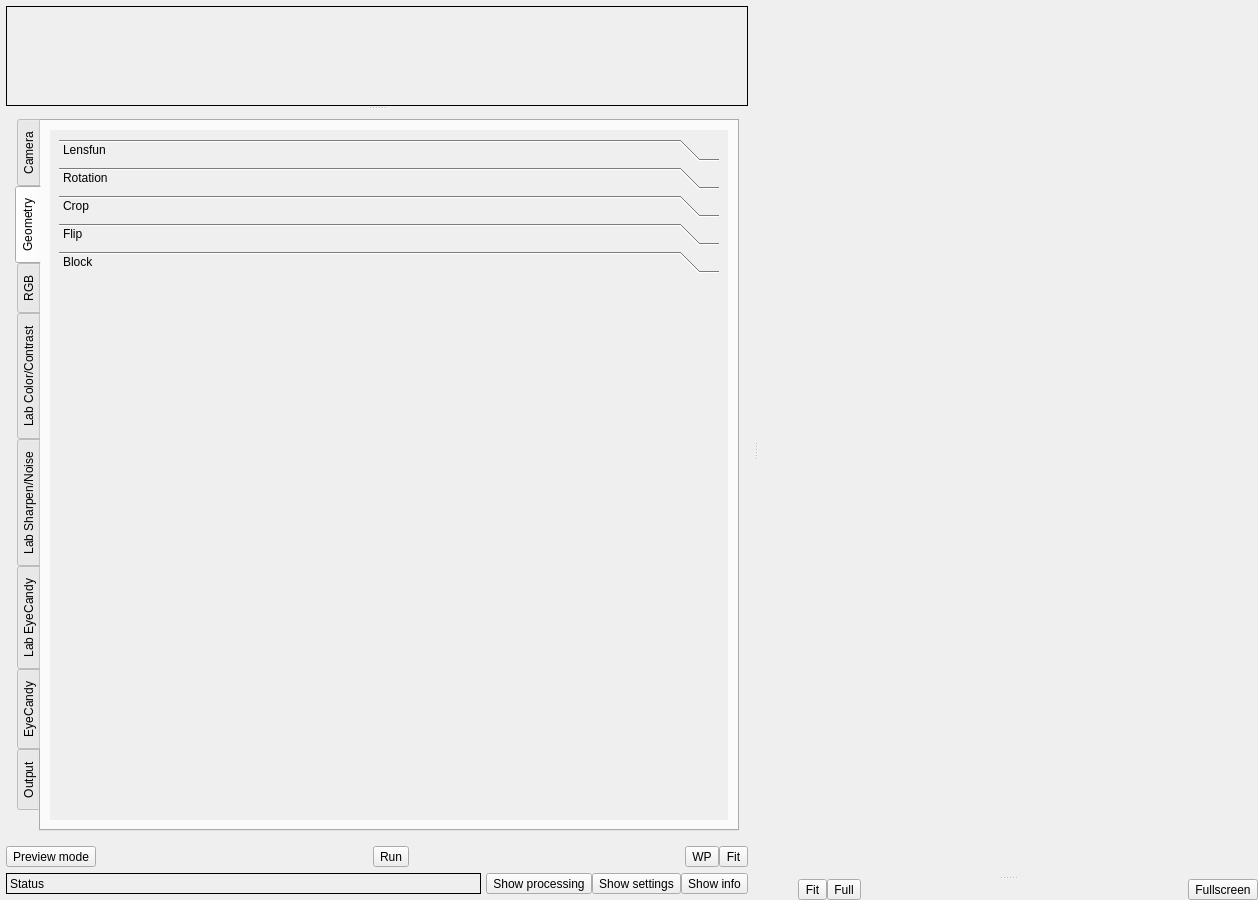
Above: Sources/ptMainWindow.ui from dzz007/photivo before the change. Below: the same form after it.
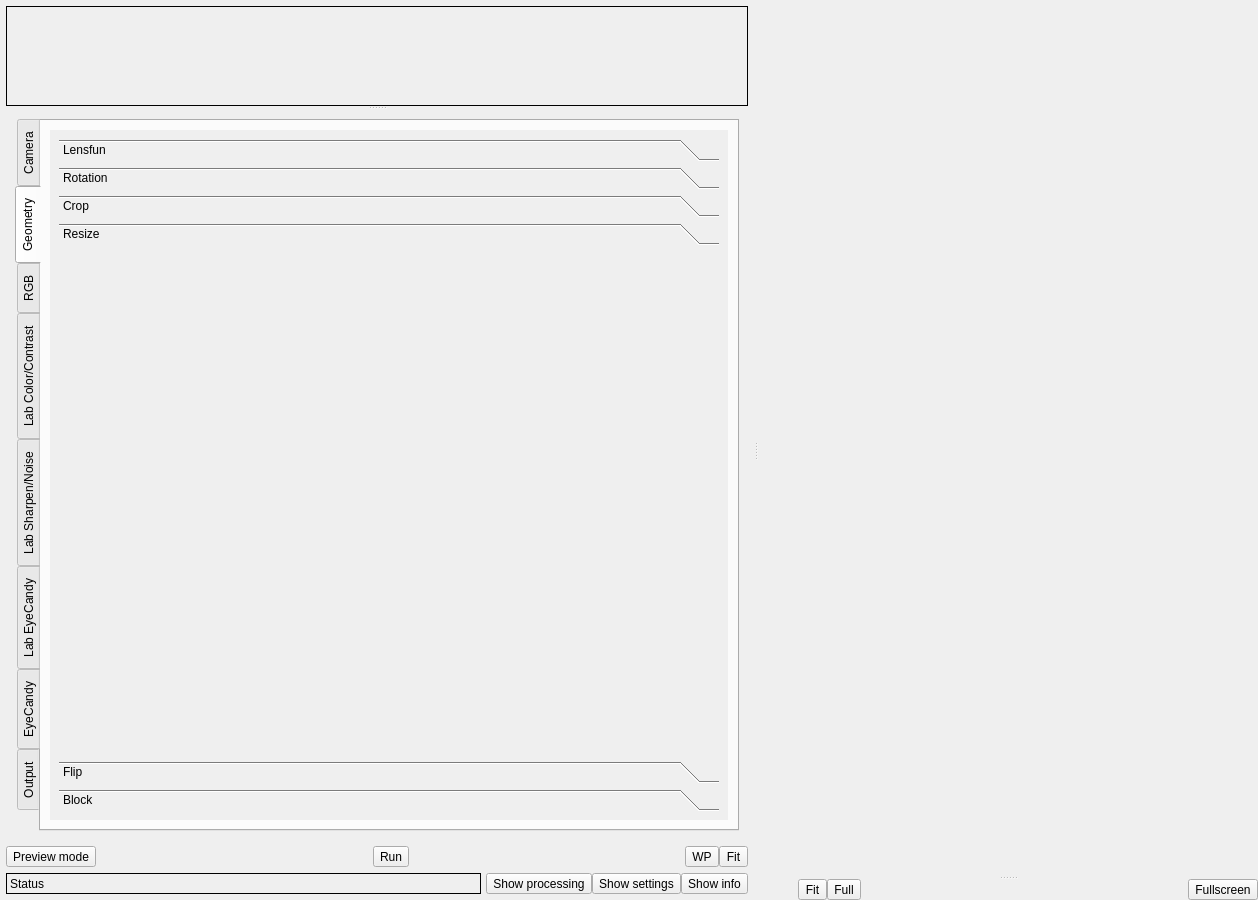
That is the form after the change. The open tabs and pages were chosen to show the change. Icons and pictures are not drawn.

Commit message: Additional resize filter with adopted scaling in the pipe and experimental automatic pipesize

```diff
--- a/Sources/ptMainWindow.ui
+++ b/Sources/ptMainWindow.ui
@@ -923,15 +923,15 @@
                      <rect>
                       <x>0</x>
                       <y>0</y>
-                      <width>91</width>
-                      <height>246</height>
+                      <width>726</width>
+                      <height>684</height>
                      </rect>
                     </property>
                     <layout class="QVBoxLayout" name="verticalLayout_30">
                      <item>
                       <widget class="QToolBox" name="toolBox_3">
                        <property name="currentIndex">
-                        <number>4</number>
+                        <number>3</number>
                        </property>
                        <widget class="QWidget" name="TabLensfun">
                         <property name="geometry">
@@ -1646,6 +1646,77 @@
                          </item>
                         </layout>
                        </widget>
+                       <widget class="QWidget" name="TabResize">
+                        <property name="geometry">
+                         <rect>
+                          <x>0</x>
+                          <y>0</y>
+                          <width>708</width>
+                          <height>480</height>
+                         </rect>
+                        </property>
+                        <attribute name="label">
+                         <string>Resize</string>
+                        </attribute>
+                        <layout class="QVBoxLayout" name="verticalLayout_222">
+                         <item>
+                          <widget class="QWidget" name="widget_132" native="true">
+                           <layout class="QVBoxLayout" name="verticalLayout_221">
+                            <item>
+                             <widget class="QWidget" name="widget_133" native="true">
+                              <layout class="QHBoxLayout" name="horizontalLayout_73">
+                               <property name="sizeConstraint">
+                                <enum>QLayout::SetFixedSize</enum>
+                               </property>
+                               <property name="margin">
+                                <number>0</number>
+                               </property>
+                               <item>
+                                <widget class="QWidget" name="ResizeWidget" native="true"/>
+                               </item>
+                               <item>
+                                <widget class="QWidget" name="ResizeScaleWidget" native="true"/>
+                               </item>
+                               <item>
+                                <spacer name="horizontalSpacer_23">
+                                 <property name="orientation">
+                                  <enum>Qt::Horizontal</enum>
+                                 </property>
+                                 <property name="sizeHint" stdset="0">
+                                  <size>
+                                   <width>40</width>
+                                   <height>20</height>
+                                  </size>
+                                 </property>
+                                </spacer>
+                               </item>
+                              </layout>
+                             </widget>
+                            </item>
+                            <item>
+                             <widget class="QWidget" name="ResizeFilterWidget" native="true"/>
+                            </item>
+                            <item>
+                             <widget class="QWidget" name="AutomaticPipeSizeWidget" native="true"/>
+                            </item>
+                           </layout>
+                          </widget>
+                         </item>
+                         <item>
+                          <spacer name="verticalSpacer_117">
+                           <property name="orientation">
+                            <enum>Qt::Vertical</enum>
+                           </property>
+                           <property name="sizeHint" stdset="0">
+                            <size>
+                             <width>20</width>
+                             <height>399</height>
+                            </size>
+                           </property>
+                          </spacer>
+                         </item>
+                        </layout>
+                       </widget>
                        <widget class="QWidget" name="TabFlip">
                         <property name="geometry">
                          <rect>
@@ -1688,8 +1759,8 @@
                          <rect>
                           <x>0</x>
                           <y>0</y>
-                          <width>73</width>
-                          <height>73</height>
+                          <width>98</width>
+                          <height>52</height>
                          </rect>
                         </property>
                         <attribute name="label">
```
Left out of the diff: 210 changed lines with no effect on the pictures. The commit also changes 7 other files.
